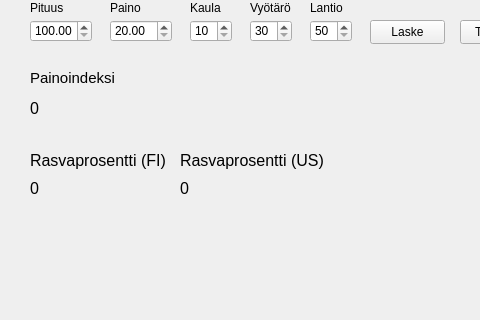
Old version of the form main.ui in the repository HansumaeCecilia/FitnessGUI; both pictures show x 0 to 480 and y 170 to 490 of the 800 by 600 pixel window.
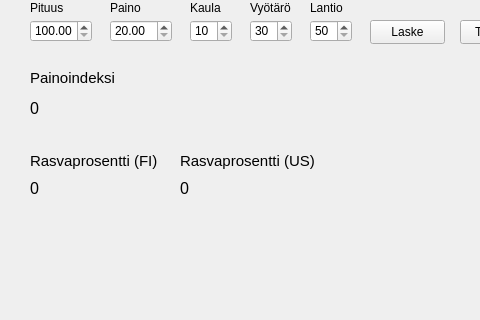
New version of the form.

```diff
--- a/main.ui
+++ b/main.ui
@@ -341,7 +341,7 @@
     </property>
     <property name="font">
      <font>
-      <pointsize>12</pointsize>
+      <pointsize>11</pointsize>
      </font>
     </property>
     <property name="text">
@@ -359,7 +359,7 @@
     </property>
     <property name="font">
      <font>
-      <pointsize>12</pointsize>
+      <pointsize>11</pointsize>
      </font>
     </property>
     <property name="text">
```
